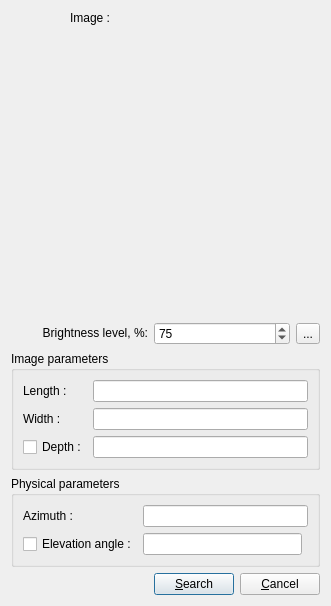
Above: io_client/app/reper_app/search_radio_image_fragment_form.ui from YuriyRusinov/reper before the change. Below: the same form after it.
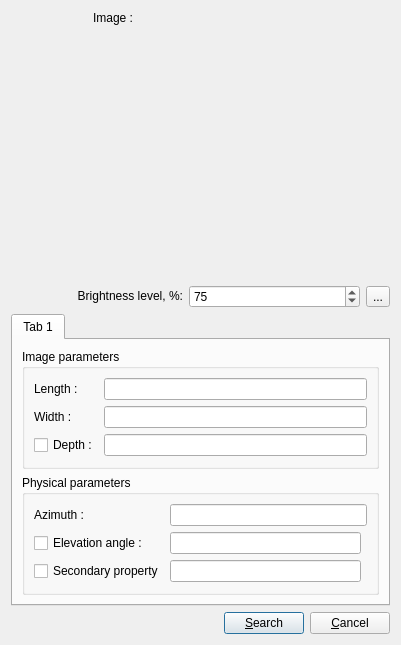
That is the form after the change.

Commit message: Form was refactored.

```diff
--- a/io_client/app/reper_app/search_radio_image_fragment_form.ui
+++ b/io_client/app/reper_app/search_radio_image_fragment_form.ui
@@ -6,14 +6,14 @@
    <rect>
     <x>0</x>
     <y>0</y>
-    <width>331</width>
-    <height>606</height>
+    <width>401</width>
+    <height>645</height>
    </rect>
   </property>
   <property name="windowTitle">
    <string>Search by Image fragment</string>
   </property>
-  <layout class="QGridLayout" name="gridLayout_3">
+  <layout class="QGridLayout" name="gridLayout_4">
    <item row="0" column="0">
     <layout class="QGridLayout" name="gridImageLay">
      <item row="0" column="0">
@@ -79,6 +79,16 @@
     </layout>
    </item>
    <item row="2" column="0">
+    <widget class="QTabWidget" name="tabPropWidget">
+     <property name="currentIndex">
+      <number>0</number>
+     </property>
+     <widget class="QWidget" name="tab">
+      <attribute name="title">
+       <string>Tab 1</string>
+      </attribute>
+      <layout class="QGridLayout" name="gridLayout_3">
+       <item row="0" column="0">
     <widget class="QGroupBox" name="gbImageParams">
      <property name="title">
       <string>Image parameters</string>
@@ -117,7 +127,7 @@
      </layout>
     </widget>
    </item>
-   <item row="3" column="0">
+       <item row="1" column="0">
     <widget class="QGroupBox" name="gbPhysParams">
      <property name="title">
       <string>Physical parameters</string>
@@ -143,10 +153,24 @@
       <item row="0" column="1" colspan="2">
        <widget class="QLineEdit" name="lEAzimuth"/>
       </item>
+          <item row="2" column="0">
+           <widget class="QCheckBox" name="cbSecondaryProp">
+            <property name="text">
+             <string>Secondary property</string>
+            </property>
+           </widget>
+          </item>
+          <item row="2" column="1">
+           <widget class="QLineEdit" name="lESecProperty"/>
+          </item>
      </layout>
     </widget>
    </item>
-   <item row="4" column="0">
+      </layout>
+     </widget>
+    </widget>
+   </item>
+   <item row="3" column="0">
     <layout class="QHBoxLayout" name="hButtonsLay">
      <item>
       <spacer name="horizontalSpacer">
```
Lines whose indentation alone changed are shown as unchanged. The commit also changes 2 other files.
